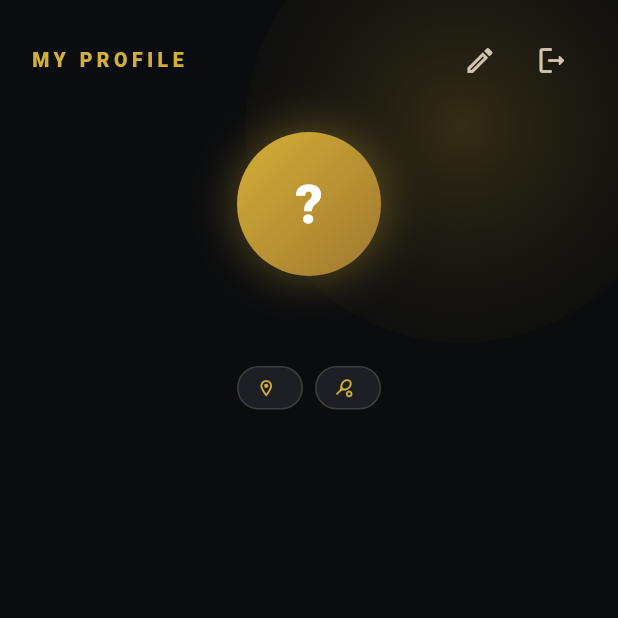
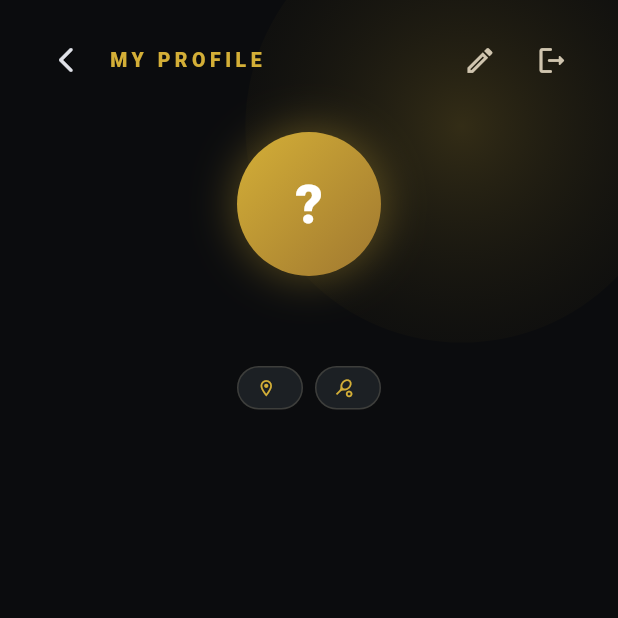
Before and after one commit to peridream/zorva, a Flutter app: the ProfileScreen screen opened directly, on a phone screen of 412 x 824 dp, the top half of it. Run offline on Flutter 3.47's test engine with Material 3 defaults, Android fonts, the phone set to English and light mode, and no system bars; our stand-ins replace supabase_flutter; accounts and stored records are empty; network calls fail; Roboto replaces fonts that are missing (Space Grotesk).

Commit message:
feat(passport): update passport UX layout, profile back button, official game tags & system design doc

```diff
--- a/apps/mobile_flutter/lib/features/dashboard/presentation/screens/profile_screen.dart
+++ b/apps/mobile_flutter/lib/features/dashboard/presentation/screens/profile_screen.dart
@@ -321,11 +321,27 @@ class _ProfileScreenState extends State<ProfileScreen> {
                     Row(
                       mainAxisAlignment: MainAxisAlignment.spaceBetween,
                       children: [
-                        const Text('MY PROFILE',
-                            style: TextStyle(
-                              fontSize: 13, fontWeight: FontWeight.w900,
-                              letterSpacing: 3, color: ZorvaTheme.primaryGold,
-                            )),
+                        Row(
+                          children: [
+                            if (Navigator.canPop(context)) ...[
+                              IconButton(
+                                icon: const Icon(Icons.arrow_back_ios_new_rounded, color: ZorvaTheme.textPrimary, size: 20),
+                                tooltip: 'Back to Passport',
+                                onPressed: () => Navigator.pop(context),
+                              ),
+                              const SizedBox(width: 4),
+                            ],
+                            const Text(
+                              'MY PROFILE',
+                              style: TextStyle(
+                                fontSize: 13,
+                                fontWeight: FontWeight.w900,
+                                letterSpacing: 3,
+                                color: ZorvaTheme.primaryGold,
+                              ),
+                            ),
+                          ],
+                        ),
                         Row(
                           children: [
                             IconButton(
```
Also changed, not shown: apps/mobile_flutter/lib/features/dashboard/presentation/screens/home_dashboard_screen.dart (+79 -15 lines), 1 other file.
